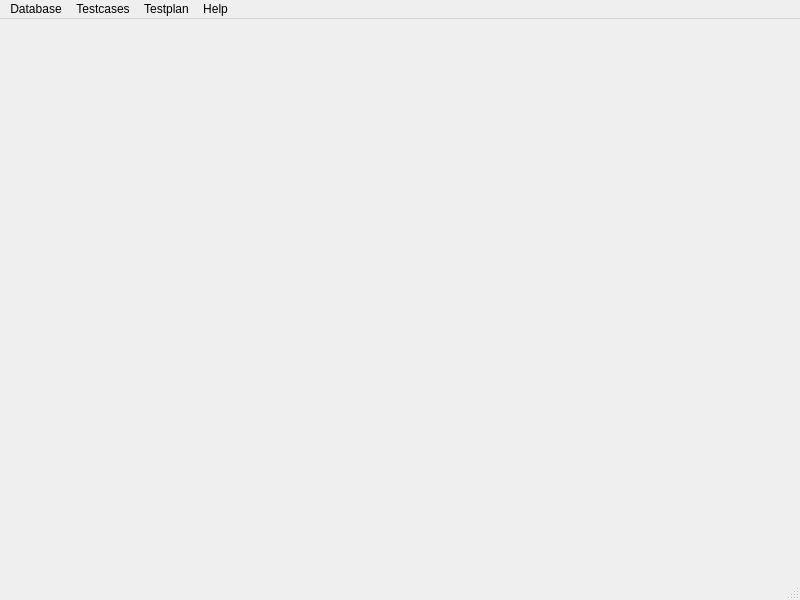
Qt form view/testgen.ui (fbarden/TestGen) before a commit.
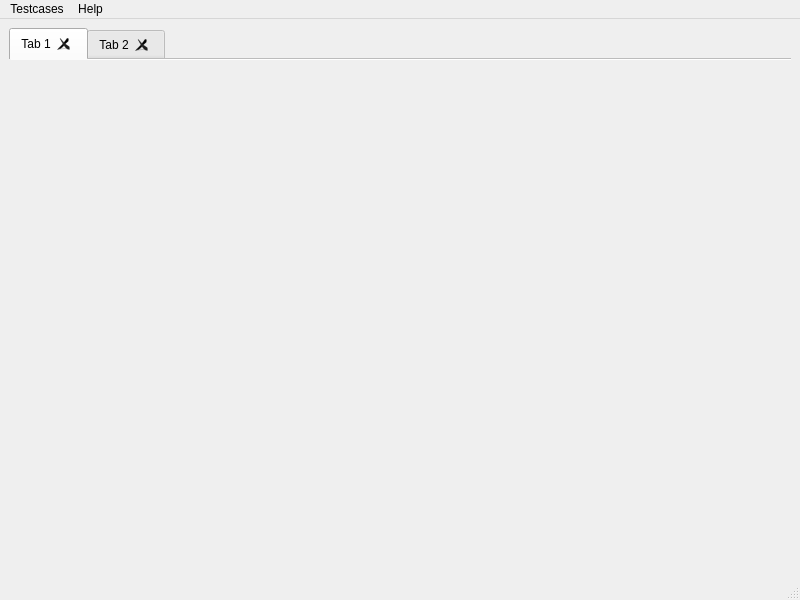
The same form after that commit.

Commit message: [Testcases-Integracao] Add variables to the templates. Also begin preparations for the TestGen Main Window and tabWidgets.

```diff
--- a/view/testgen.ui
+++ b/view/testgen.ui
@@ -13,14 +13,40 @@
   <property name="windowTitle">
    <string>MainWindow</string>
   </property>
-  <widget class="QWidget" name="centralwidget"/>
+  <widget class="QWidget" name="centralwidget">
+   <layout class="QHBoxLayout" name="horizontalLayout">
+    <item>
+     <widget class="QTabWidget" name="tabWidget">
+      <property name="currentIndex">
+       <number>0</number>
+      </property>
+      <property name="documentMode">
+       <bool>true</bool>
+      </property>
+      <property name="tabsClosable">
+       <bool>true</bool>
+      </property>
+      <widget class="QWidget" name="tab_3">
+       <attribute name="title">
+        <string>Tab 1</string>
+       </attribute>
+      </widget>
+      <widget class="QWidget" name="tab_4">
+       <attribute name="title">
+        <string>Tab 2</string>
+       </attribute>
+      </widget>
+     </widget>
+    </item>
+   </layout>
+  </widget>
   <widget class="QMenuBar" name="menubar">
    <property name="geometry">
     <rect>
      <x>0</x>
      <y>0</y>
      <width>800</width>
-     <height>23</height>
+     <height>25</height>
     </rect>
    </property>
    <widget class="QMenu" name="menuTestcases">
@@ -32,28 +58,13 @@
     <addaction name="actionSave_Testcase"/>
     <addaction name="actionSave_as_Testcase"/>
    </widget>
-   <widget class="QMenu" name="menuTestplan">
-    <property name="title">
-     <string>Testplan</string>
-    </property>
-   </widget>
    <widget class="QMenu" name="menuAbout">
     <property name="title">
      <string>Help</string>
     </property>
     <addaction name="actionAbout_TestGen"/>
    </widget>
-   <widget class="QMenu" name="menuDatabase">
-    <property name="title">
-     <string>Database</string>
-    </property>
-    <addaction name="actionTestcases"/>
-    <addaction name="actionTestplans"/>
-    <addaction name="actionTestsuites"/>
-   </widget>
-   <addaction name="menuDatabase"/>
    <addaction name="menuTestcases"/>
-   <addaction name="menuTestplan"/>
    <addaction name="menuAbout"/>
   </widget>
   <widget class="QStatusBar" name="statusbar"/>
```
Left out of the diff: 19 changed lines with no effect on the pictures. The commit also changes 7 other files.
